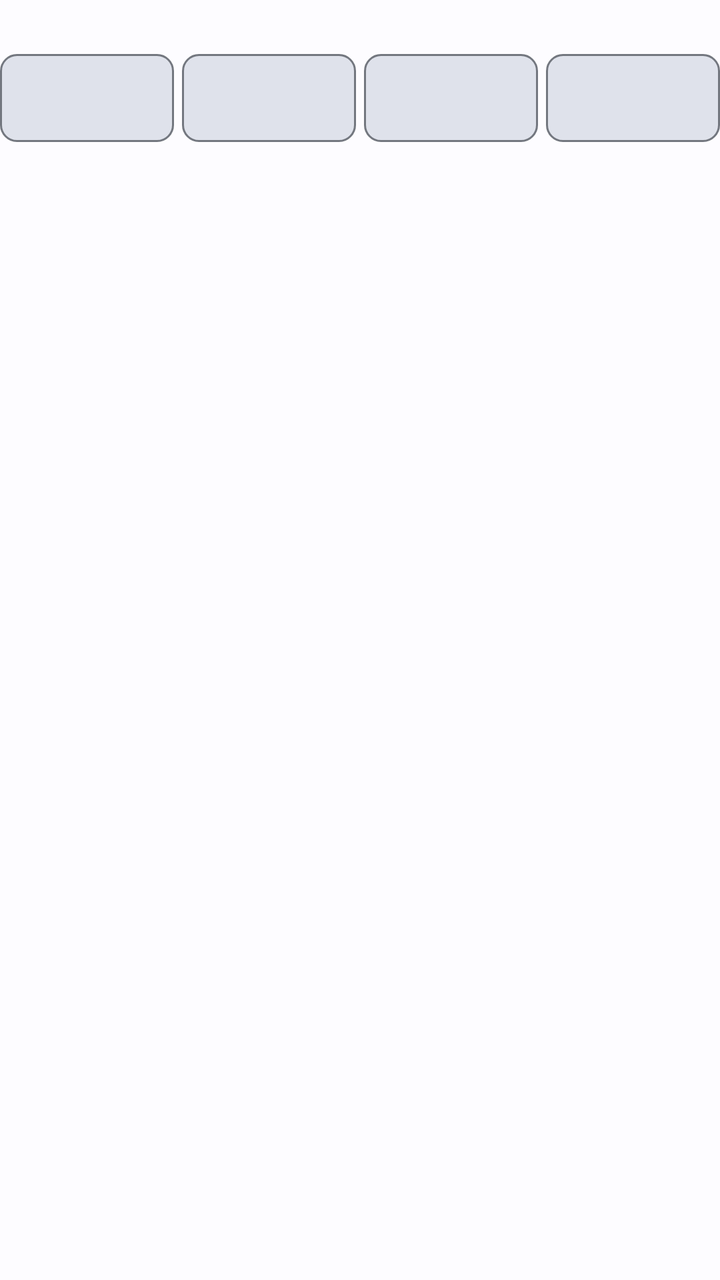
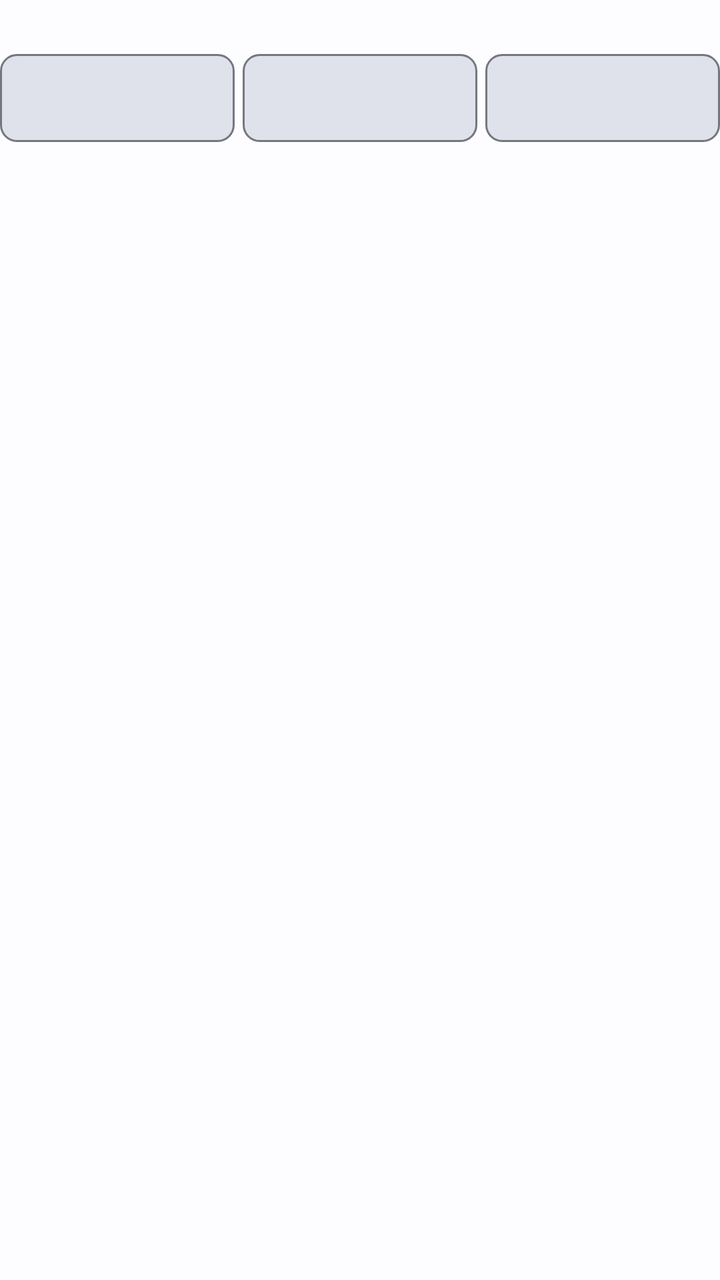

Two renders of the same Android screen: before a commit and after it. Below are the layout's source before the change and the commit's diff.
<!-- AndroidManifest.xml: application theme AppTheme -->
<!-- res/layout/notification_expanded.xml -->
<?xml version="1.0" encoding="utf-8"?>
<LinearLayout xmlns:android="http://schemas.android.com/apk/res/android"
    android:layout_width="match_parent"
    android:layout_height="wrap_content"
    android:orientation="vertical">

    <TextView
        android:id="@+id/notif_title"
        style="@style/TextAppearance.Compat.Notification.Title"
        android:layout_width="match_parent"
        android:layout_height="wrap_content"
        android:maxLines="1" />

    <LinearLayout
        android:layout_width="match_parent"
        android:layout_height="wrap_content"
        android:layout_marginTop="8dp"
        android:orientation="horizontal">

        <LinearLayout
            android:id="@+id/notif_btn1"
            android:layout_width="0dp"
            android:layout_height="44dp"
            android:layout_marginEnd="4dp"
            android:layout_weight="1"
            android:gravity="center"
            android:orientation="vertical"
            android:paddingStart="4dp"
            android:paddingEnd="4dp"
            android:background="@drawable/notif_button_off">

            <TextView
                android:id="@+id/notif_btn1_label"
                android:layout_width="wrap_content"
                android:layout_height="wrap_content"
                android:ellipsize="end"
                android:maxLines="1"
                android:textColor="@color/md_on_surface"
                android:textSize="11sp" />

            <TextView
                android:id="@+id/notif_btn1_state"
                android:layout_width="wrap_content"
                android:layout_height="wrap_content"
                android:layout_marginStart="0dp"
                android:maxLines="1"
                android:textColor="@color/md_on_surface"
                android:textSize="14sp"
                android:textStyle="bold" />
        </LinearLayout>
        <LinearLayout
            android:id="@+id/notif_btn2"
            android:layout_width="0dp"
            android:layout_height="44dp"
            android:layout_marginEnd="4dp"
            android:layout_weight="1"
            android:gravity="center"
            android:orientation="vertical"
            android:paddingStart="4dp"
            android:paddingEnd="4dp"
            android:background="@drawable/notif_button_off">

            <TextView
                android:id="@+id/notif_btn2_label"
                android:layout_width="wrap_content"
                android:layout_height="wrap_content"
                android:ellipsize="end"
                android:maxLines="1"
                android:textColor="@color/md_on_surface"
                android:textSize="11sp" />

            <TextView
                android:id="@+id/notif_btn2_state"
                android:layout_width="wrap_content"
                android:layout_height="wrap_content"
                android:layout_marginStart="0dp"
                android:maxLines="1"
                android:textColor="@color/md_on_surface"
                android:textSize="14sp"
                android:textStyle="bold" />
        </LinearLayout>
        <LinearLayout
            android:id="@+id/notif_btn3"
            android:layout_width="0dp"
            android:layout_height="44dp"
            android:layout_marginEnd="4dp"
            android:layout_weight="1"
            android:gravity="center"
            android:orientation="vertical"
            android:paddingStart="4dp"
            android:paddingEnd="4dp"
            android:background="@drawable/notif_button_off">

            <TextView
                android:id="@+id/notif_btn3_label"
                android:layout_width="wrap_content"
                android:layout_height="wrap_content"
                android:ellipsize="end"
                android:maxLines="1"
                android:textColor="@color/md_on_surface"
                android:textSize="11sp" />

            <TextView
                android:id="@+id/notif_btn3_state"
                android:layout_width="wrap_content"
                android:layout_height="wrap_content"
                android:layout_marginStart="0dp"
                android:maxLines="1"
                android:textColor="@color/md_on_surface"
                android:textSize="14sp"
                android:textStyle="bold" />
        </LinearLayout>
        <LinearLayout
            android:id="@+id/notif_btn4"
            android:layout_width="0dp"
            android:layout_height="44dp"
            android:layout_marginEnd="0dp"
            android:layout_weight="1"
            android:gravity="center"
            android:orientation="vertical"
            android:paddingStart="4dp"
            android:paddingEnd="4dp"
            android:background="@drawable/notif_button_off">

            <TextView
                android:id="@+id/notif_btn4_label"
                android:layout_width="wrap_content"
                android:layout_height="wrap_content"
                android:ellipsize="end"
                android:maxLines="1"
                android:textColor="@color/md_on_surface"
                android:textSize="11sp" />

            <TextView
                android:id="@+id/notif_btn4_state"
                android:layout_width="wrap_content"
                android:layout_height="wrap_content"
                android:layout_marginStart="0dp"
                android:maxLines="1"
                android:textColor="@color/md_on_surface"
                android:textSize="14sp"
                android:textStyle="bold" />
        </LinearLayout>
    </LinearLayout>
</LinearLayout>
<!-- resources referenced by this layout -->
<resources>
  <color name="md_on_surface">#1A1C1E</color>
  <!-- drawable notif_button_off (drawable) -->
  <?xml version="1.0" encoding="utf-8"?>
  <shape xmlns:android="http://schemas.android.com/apk/res/android" android:shape="rectangle">
      <solid android:color="@color/md_surface_variant" />
      <stroke android:width="1dp" android:color="@color/md_outline" />
      <corners android:radius="8dp" />
  </shape>
  <style name="AppTheme" parent="Theme.Material3.DayNight.NoActionBar">
          <item name="colorPrimary">@color/md_primary</item>
          <item name="colorOnPrimary">@color/md_on_primary</item>
          <item name="colorPrimaryContainer">@color/md_primary_container</item>
          <item name="colorOnPrimaryContainer">@color/md_on_primary_container</item>
          <item name="colorSurface">@color/md_surface</item>
          <item name="colorOnSurface">@color/md_on_surface</item>
          <item name="android:colorBackground">@color/md_surface</item>
          <item name="colorSurfaceVariant">@color/md_surface_variant</item>
          <item name="colorOnSurfaceVariant">@color/md_on_surface_variant</item>
          <item name="colorOutline">@color/md_outline</item>
          
          <item name="android:windowLightStatusBar">?attr/isLightTheme</item>
      </style>
  <color name="md_surface_variant">#DFE2EB</color>
  <color name="md_outline">#73777F</color>
  <color name="md_primary">#0061A4</color>
  <color name="md_on_primary">#FFFFFF</color>
  <color name="md_primary_container">#D1E4FF</color>
  <color name="md_on_primary_container">#001D36</color>
  <color name="md_surface">#FDFCFF</color>
  <color name="md_on_surface_variant">#43474E</color>
</resources>

<!-- the commit's change to res/layout/notification_expanded.xml (unified diff, before → after) -->
@@ -83,7 +83,7 @@
             android:id="@+id/notif_btn3"
             android:layout_width="0dp"
             android:layout_height="44dp"
-            android:layout_marginEnd="4dp"
+            android:layout_marginEnd="0dp"
             android:layout_weight="1"
             android:gravity="center"
             android:orientation="vertical"
@@ -110,36 +110,5 @@
                 android:textSize="14sp"
                 android:textStyle="bold" />
         </LinearLayout>
-        <LinearLayout
-            android:id="@+id/notif_btn4"
-            android:layout_width="0dp"
-            android:layout_height="44dp"
-            android:layout_marginEnd="0dp"
-            android:layout_weight="1"
-            android:gravity="center"
-            android:orientation="vertical"
-            android:paddingStart="4dp"
-            android:paddingEnd="4dp"
-            android:background="@drawable/notif_button_off">
-
-            <TextView
-                android:id="@+id/notif_btn4_label"
-                android:layout_width="wrap_content"
-                android:layout_height="wrap_content"
-                android:ellipsize="end"
-                android:maxLines="1"
-                android:textColor="@color/md_on_surface"
-                android:textSize="11sp" />
-
-            <TextView
-                android:id="@+id/notif_btn4_state"
-                android:layout_width="wrap_content"
-                android:layout_height="wrap_content"
-                android:layout_marginStart="0dp"
-                android:maxLines="1"
-                android:textColor="@color/md_on_surface"
-                android:textSize="14sp"
-                android:textStyle="bold" />
-        </LinearLayout>
     </LinearLayout>
 </LinearLayout>
